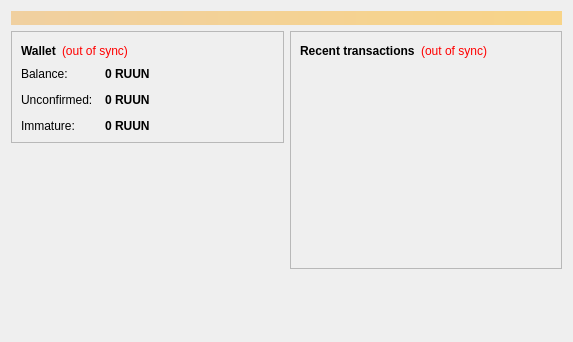
Old version of the form src/qt/forms/overviewpage.ui in the repository ruuncoin-project/ruuncoin.
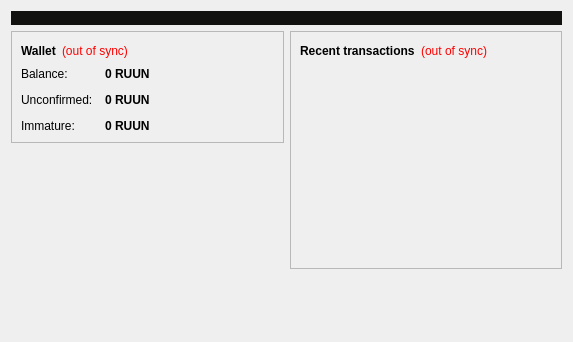
New version of the form.

```diff
--- a/src/qt/forms/overviewpage.ui
+++ b/src/qt/forms/overviewpage.ui
@@ -20,7 +20,7 @@
       <bool>false</bool>
      </property>
      <property name="styleSheet">
-      <string notr="true">background-color: qlineargradient(x1: 0, y1: 0, x2: 1, y2: 0, stop:0 #F0D0A0, stop:1 #F8D488); color:#000000;</string>
+      <string notr="true">background-color: qlineargradient(x1: 0, y1: 0, x2: 1, y2: 0, stop:0 #121211, stop:1 #121211); color:#000000;</string>
      </property>
      <property name="wordWrap">
       <bool>true</bool>
```
